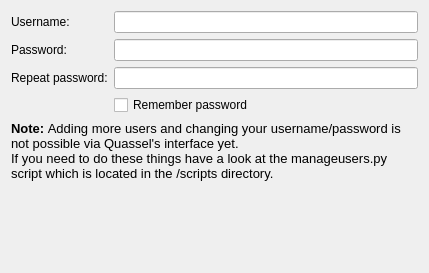
Old version of the form src/qtui/ui/coreconfigwizardadminuserpage.ui in the repository quassel/quassel.
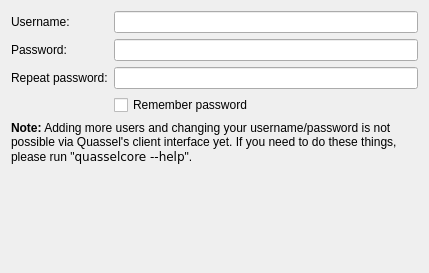
New version of the form.

Patch:
```diff
--- a/src/qtui/ui/coreconfigwizardadminuserpage.ui
+++ b/src/qtui/ui/coreconfigwizardadminuserpage.ui
@@ -63,14 +63,10 @@
     </layout>
    </item>
    <item>
-    <widget class="QLabel" name="label" >
-     <property name="text" >
-      <string>&lt;!DOCTYPE HTML PUBLIC "-//W3C//DTD HTML 4.0//EN" "http://www.w3.org/TR/REC-html40/strict.dtd">
-&lt;html>&lt;head>&lt;meta name="qrichtext" content="1" />&lt;style type="text/css">
-p, li { white-space: pre-wrap; }
-&lt;/style>&lt;/head>&lt;body style=" font-family:'DejaVu Sans'; font-size:8pt; font-weight:400; font-style:normal;">
-&lt;p style=" margin-top:0px; margin-bottom:0px; margin-left:0px; margin-right:0px; -qt-block-indent:0; text-indent:0px; font-family:'Lucida Grande'; font-size:13pt;">&lt;span style=" font-size:10pt; font-weight:600;">Note: &lt;/span>&lt;span style=" font-size:10pt;">Adding more users and changing your username/password is not possible via Quassel's interface yet.&lt;/span>&lt;/p>
-&lt;p style=" margin-top:0px; margin-bottom:0px; margin-left:0px; margin-right:0px; -qt-block-indent:0; text-indent:0px; font-family:'Lucida Grande'; font-size:10pt;">If you need to do these things have a look at the manageusers.py script which is located in the /scripts directory.&lt;/p>&lt;/body>&lt;/html></string>
+    <widget class="QLabel" name="label">
+     <property name="text">
+      <string>&lt;b&gt;Note:&lt;/b&gt; Adding more users and changing your username/password is not possible via Quassel's client interface yet.
+If you need to do these things, please run &quot;&lt;tt&gt;&lt;nobr&gt;quasselcore --help&lt;/nobr&gt;&lt;/tt&gt;&quot;.</string>
      </property>
      <property name="alignment" >
       <set>Qt::AlignLeading|Qt::AlignLeft|Qt::AlignTop</set>
```
Left out of the diff: 61 changed lines with no effect on the pictures.
